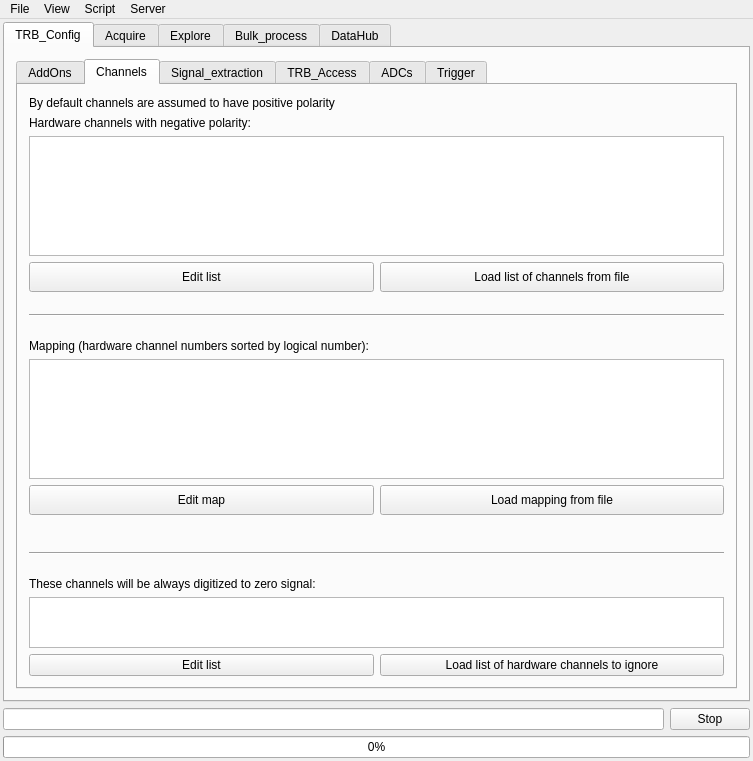
First picture: the form in GUI/mainwindow.ui, repository andrmor/TRB3reader, before the edit.
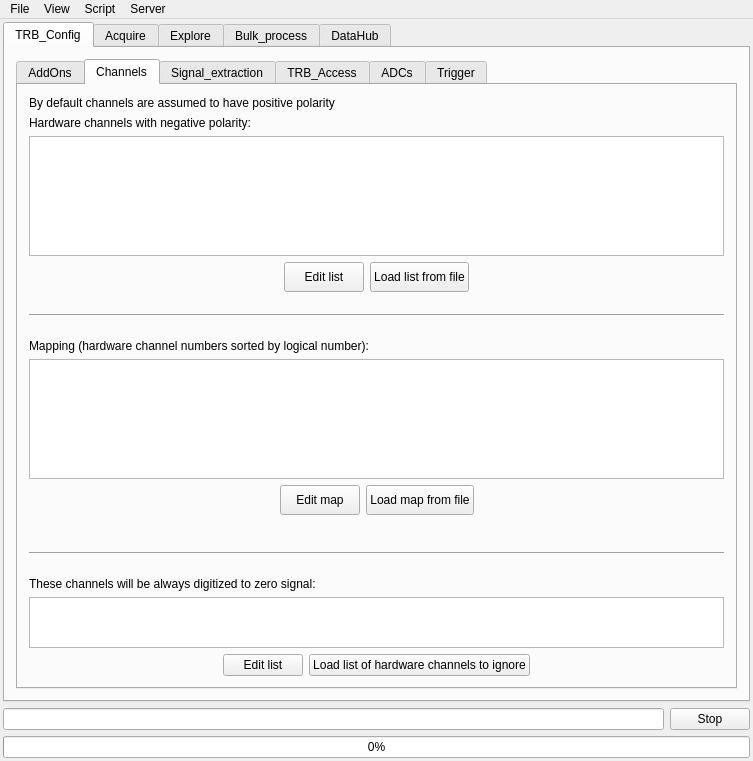
Second picture: the form after the edit. The open tabs and pages were chosen to show the change.

Diff of the .ui file:
```diff
--- a/GUI/mainwindow.ui
+++ b/GUI/mainwindow.ui
@@ -211,6 +211,19 @@
             </item>
             <item>
              <layout class="QHBoxLayout" name="horizontalLayout_25">
+              <item>
+               <spacer name="horizontalSpacer_42">
+                <property name="orientation">
+                 <enum>Qt::Horizontal</enum>
+                </property>
+                <property name="sizeHint" stdset="0">
+                 <size>
+                  <width>40</width>
+                  <height>20</height>
+                 </size>
+                </property>
+               </spacer>
+              </item>
               <item>
                <widget class="QPushButton" name="pbEditListOfNegatives">
                 <property name="minimumSize">
@@ -248,10 +261,23 @@
                  <string>Channel numbers in one or multiple lines. Separators: space tab comma or end_of_line</string>
                 </property>
                 <property name="text">
-                 <string>Load list of channels from file</string>
+                 <string>Load list from file</string>
                 </property>
                </widget>
               </item>
+              <item>
+               <spacer name="horizontalSpacer_43">
+                <property name="orientation">
+                 <enum>Qt::Horizontal</enum>
+                </property>
+                <property name="sizeHint" stdset="0">
+                 <size>
+                  <width>40</width>
+                  <height>20</height>
+                 </size>
+                </property>
+               </spacer>
+              </item>
              </layout>
             </item>
             <item>
@@ -347,6 +373,19 @@
             </item>
             <item>
              <layout class="QHBoxLayout" name="horizontalLayout_4">
+              <item>
+               <spacer name="horizontalSpacer_44">
+                <property name="orientation">
+                 <enum>Qt::Horizontal</enum>
+                </property>
+                <property name="sizeHint" stdset="0">
+                 <size>
+                  <width>40</width>
+                  <height>20</height>
+                 </size>
+                </property>
+               </spacer>
+              </item>
               <item>
                <widget class="QPushButton" name="pbEditMap">
                 <property name="minimumSize">
@@ -384,10 +423,23 @@
                  <string>Channel numbers in one or multiple lines. Separators: space tab comma or end_of_line</string>
                 </property>
                 <property name="text">
-                 <string>Load mapping from file</string>
+                 <string>Load map from file</string>
                 </property>
                </widget>
               </item>
+              <item>
+               <spacer name="horizontalSpacer_45">
+                <property name="orientation">
+                 <enum>Qt::Horizontal</enum>
+                </property>
+                <property name="sizeHint" stdset="0">
+                 <size>
+                  <width>40</width>
+                  <height>20</height>
+                 </size>
+                </property>
+               </spacer>
+              </item>
              </layout>
             </item>
             <item>
@@ -461,6 +513,19 @@
             </item>
             <item>
              <layout class="QHBoxLayout" name="horizontalLayout_29">
+              <item>
+               <spacer name="horizontalSpacer_46">
+                <property name="orientation">
+                 <enum>Qt::Horizontal</enum>
+                </property>
+                <property name="sizeHint" stdset="0">
+                 <size>
+                  <width>40</width>
+                  <height>20</height>
+                 </size>
+                </property>
+               </spacer>
+              </item>
               <item>
                <widget class="QPushButton" name="pbEditIgnoreChannelList">
                 <property name="text">
@@ -478,6 +543,19 @@
                 </property>
                </widget>
               </item>
+              <item>
+               <spacer name="horizontalSpacer_47">
+                <property name="orientation">
+                 <enum>Qt::Horizontal</enum>
+                </property>
+                <property name="sizeHint" stdset="0">
+                 <size>
+                  <width>40</width>
+                  <height>20</height>
+                 </size>
+                </property>
+               </spacer>
+              </item>
              </layout>
             </item>
            </layout>
```
Left out of the diff: 79 changed lines with no effect on the pictures.
